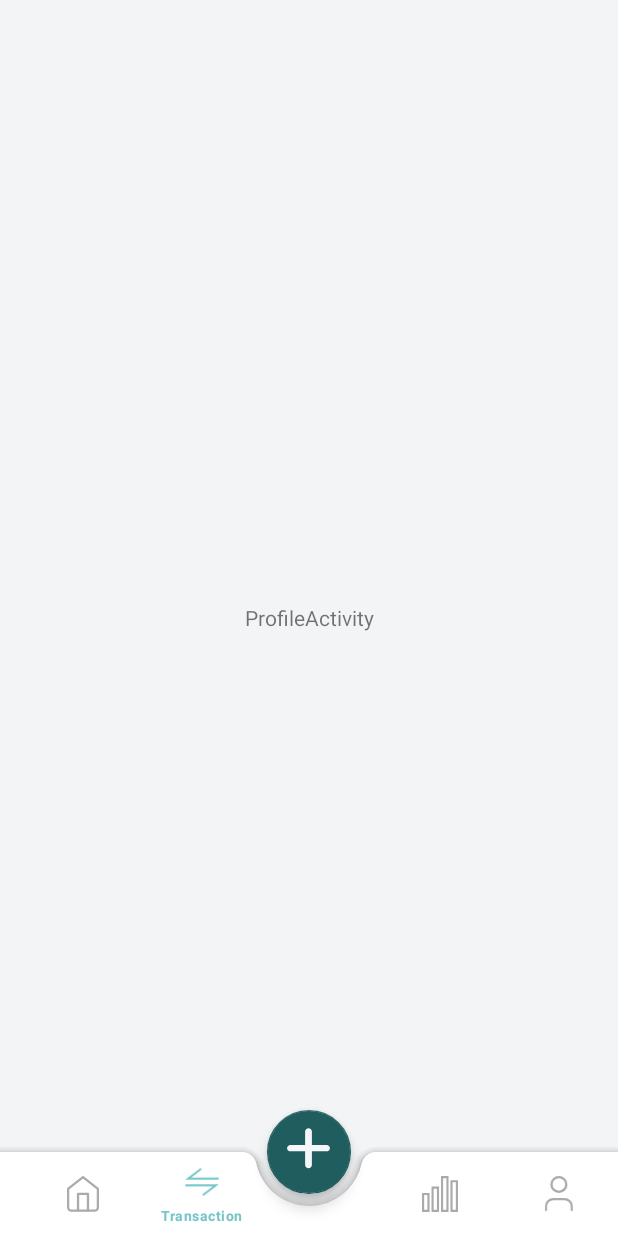
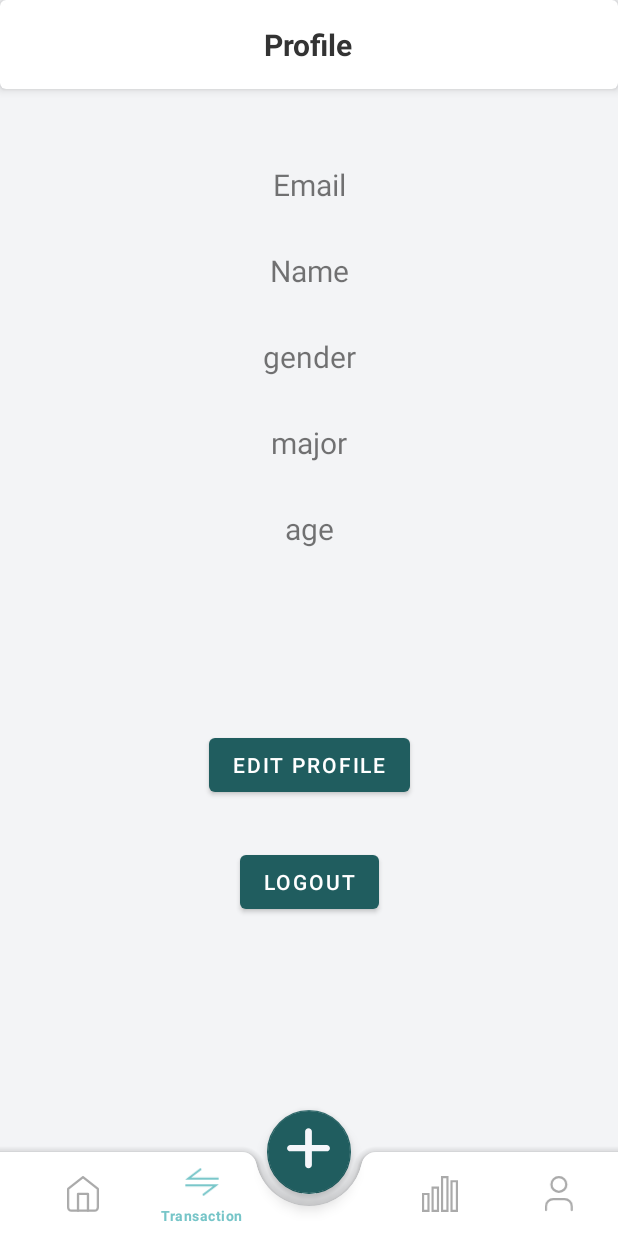
Before and after one commit to C241-PS364/src-kotlin-econome, an Android app: the ProfileActivity screen opened directly, with no data from a screen before it, item 3 of the bottom bar chosen, on a phone screen of 412 x 824 dp. Run offline under Robolectric (Android 15) with nearby library versions, the phone set to English and light mode, and no system bars.

Commit message:
Feat: Profile & Edit Profile Page

```diff
--- a/app/src/main/AndroidManifest.xml
+++ b/app/src/main/AndroidManifest.xml
@@ -15,6 +15,9 @@
         android:supportsRtl="true"
         android:theme="@style/Base.Theme.EconoMe"
         tools:targetApi="31">
+        <activity
+            android:name=".activity.EditProfileActivity"
+            android:exported="false" />
         <activity
             android:name=".activity.SplashActivity"
             android:exported="true">
@@ -53,8 +56,7 @@
             android:exported="false" />
         <activity
             android:name=".activity.MainActivity"
-            android:exported="true"/>
-
+            android:exported="true" />
     </application>
 
 </manifest>
--- a/app/src/main/java/com/dicoding/econome/activity/ProfileActivity.kt
+++ b/app/src/main/java/com/dicoding/econome/activity/ProfileActivity.kt
@@ -19,6 +19,10 @@ class ProfileActivity : AppCompatActivity() {
         super.onCreate(savedInstanceState)
         binding = ActivityProfileBinding.inflate(layoutInflater)
         setContentView(binding.root)
+
+        binding.editprofile.setOnClickListener {
+            startActivity(Intent(this@ProfileActivity, EditProfileActivity::class.java))
+        }
 
         val bottomNavigationView = findViewById<BottomNavigationView>(R.id.bottomNavigationView)
 
--- a/app/src/main/res/layout/activity_login.xml
+++ b/app/src/main/res/layout/activity_login.xml
@@ -38,7 +38,7 @@
             android:layout_width="330dp"
             android:layout_height="match_parent"
             android:layout_gravity="center"
-            android:hint="@string/username"
+            android:hint="@string/email"
             android:inputType="textAutoComplete"
             android:saveEnabled="true" />
     </com.google.android.material.textfield.TextInputLayout>
--- a/app/src/main/res/layout/activity_profile.xml
+++ b/app/src/main/res/layout/activity_profile.xml
@@ -7,11 +7,114 @@
     android:layout_height="match_parent"
     tools:context=".activity.ProfileActivity">
 
-    <TextView
+
+    <androidx.constraintlayout.widget.ConstraintLayout
+        android:id="@+id/constraintLayout"
         android:layout_width="match_parent"
         android:layout_height="match_parent"
-        android:gravity="center"
-        android:text="ProfileActivity" />
+        app:layout_anchor="@+id/constraintLayout"
+        app:layout_anchorGravity="start|center">
+
+        <com.google.android.material.card.MaterialCardView
+            android:id="@+id/cardView"
+            android:layout_width="match_parent"
+            android:layout_height="wrap_content"
+            app:cardElevation="4dp"
+            tools:ignore="MissingConstraints">
+
+            <TextView
+                android:id="@+id/profile"
+                android:layout_width="wrap_content"
+                android:layout_height="wrap_content"
+                android:layout_gravity="center"
+                android:padding="16dp"
+                android:text="Profile"
+                android:textAlignment="center"
+                android:textColor="@color/black"
+                android:textSize="20sp"
+                android:textStyle="bold"
+                app:layout_constraintEnd_toEndOf="parent"
+                app:layout_constraintStart_toStartOf="parent"
+                app:layout_constraintTop_toTopOf="parent" />
+        </com.google.android.material.card.MaterialCardView>
+
+        <TextView
+            android:id="@+id/username"
+            android:layout_width="wrap_content"
+            android:layout_height="wrap_content"
+            android:layout_marginTop="50dp"
+            android:text="Email"
+            android:textSize="20sp"
+            app:layout_constraintEnd_toEndOf="parent"
+            app:layout_constraintStart_toStartOf="parent"
+            app:layout_constraintTop_toBottomOf="@+id/cardView"/>
+
+        <TextView
+            android:id="@+id/name"
+            android:layout_width="wrap_content"
+            android:layout_height="wrap_content"
+            android:layout_marginTop="30dp"
+            android:text="Name"
+            android:textSize="20sp"
+            app:layout_constraintEnd_toEndOf="parent"
+            app:layout_constraintStart_toStartOf="parent"
+            app:layout_constraintTop_toBottomOf="@+id/username"/>
+
+        <TextView
+            android:id="@+id/gender"
+            android:layout_width="wrap_content"
+            android:layout_height="wrap_content"
+            android:layout_marginTop="30dp"
+            android:text="gender"
+            android:textSize="20sp"
+            app:layout_constraintEnd_toEndOf="parent"
+            app:layout_constraintStart_toStartOf="parent"
+            app:layout_constraintTop_toBottomOf="@+id/name" />
+
+        <TextView
+            android:id="@+id/major"
+            android:layout_width="wrap_content"
+            android:layout_height="wrap_content"
+            android:layout_marginTop="30dp"
+            android:text="major"
+            android:textSize="20sp"
+            app:layout_constraintEnd_toEndOf="parent"
+            app:layout_constraintStart_toStartOf="parent"
+            app:layout_constraintTop_toBottomOf="@+id/gender" />
+
+        <TextView
+            android:id="@+id/age"
+            android:layout_width="wrap_content"
+            android:layout_height="wrap_content"
+            android:layout_marginTop="30dp"
+            android:text="age"
+            android:textSize="20sp"
+            app:layout_constraintEnd_toEndOf="parent"
+            app:layout_constraintStart_toStartOf="parent"
+            app:layout_constraintTop_toBottomOf="@+id/major" />
+
+        <Button
+            android:id="@+id/editprofile"
+            android:layout_width="wrap_content"
+            android:layout_height="wrap_content"
+            android:layout_marginTop="120dp"
+            android:text="edit profile"
+            app:layout_constraintEnd_toEndOf="parent"
+            app:layout_constraintStart_toStartOf="parent"
+            app:layout_constraintTop_toBottomOf="@+id/age" />
+
+        <Button
+            android:id="@+id/logout"
+            android:layout_width="wrap_content"
+            android:layout_height="wrap_content"
+            android:layout_marginTop="30dp"
+            android:text="logout"
+            app:layout_constraintEnd_toEndOf="parent"
+            app:layout_constraintStart_toStartOf="parent"
+            app:layout_constraintTop_toBottomOf="@+id/editprofile" />
+
+
+    </androidx.constraintlayout.widget.ConstraintLayout>
 
     <com.google.android.material.bottomappbar.BottomAppBar
         android:id="@+id/bottomAppBar"
--- a/app/src/main/res/values/strings.xml
+++ b/app/src/main/res/values/strings.xml
@@ -36,7 +36,7 @@
     <string name="signfree">Sign Up for Free</string>
     <string name="signin">Sign In</string>
     <string name="signup">Sign Up</string>
-    <string name="email">Email</string>
+    <string name="email">Enter your Email</string>
     <string name="errormail">Please enter a valid email address</string>
     <string name="errorpass">Password must be at least 8 characters</string>
     <string name="messageregist">Already have an account?</string>
@@ -58,6 +58,7 @@
     <string name="permit">Permission denied</string>
     <string name="login">Login successful</string>
     <string name="regist">Registration successful</string>
+    <string name="update">Update</string>
     <string name="transaction">Transaction</string>
     <string name="statistics_title">Statistics</string>
     <string name="greeting">Hello, User!</string>
```
Also changed, not shown: app/src/main/java/com/dicoding/econome/activity/EditProfileActivity.kt (added, +16 -0 lines), app/src/main/res/layout/activity_edit_profile.xml (added, +185 -0 lines).
